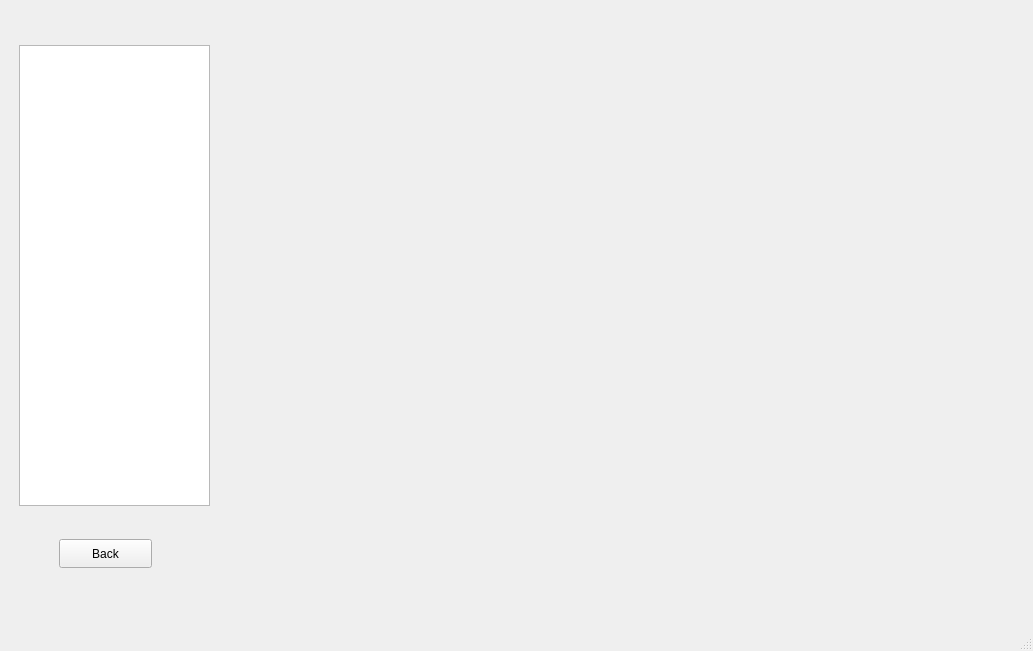
The window that mainwindow.ui (msiu7/Hockey-Simulation-Engine) describes before a commit, drawn with Qt 5.
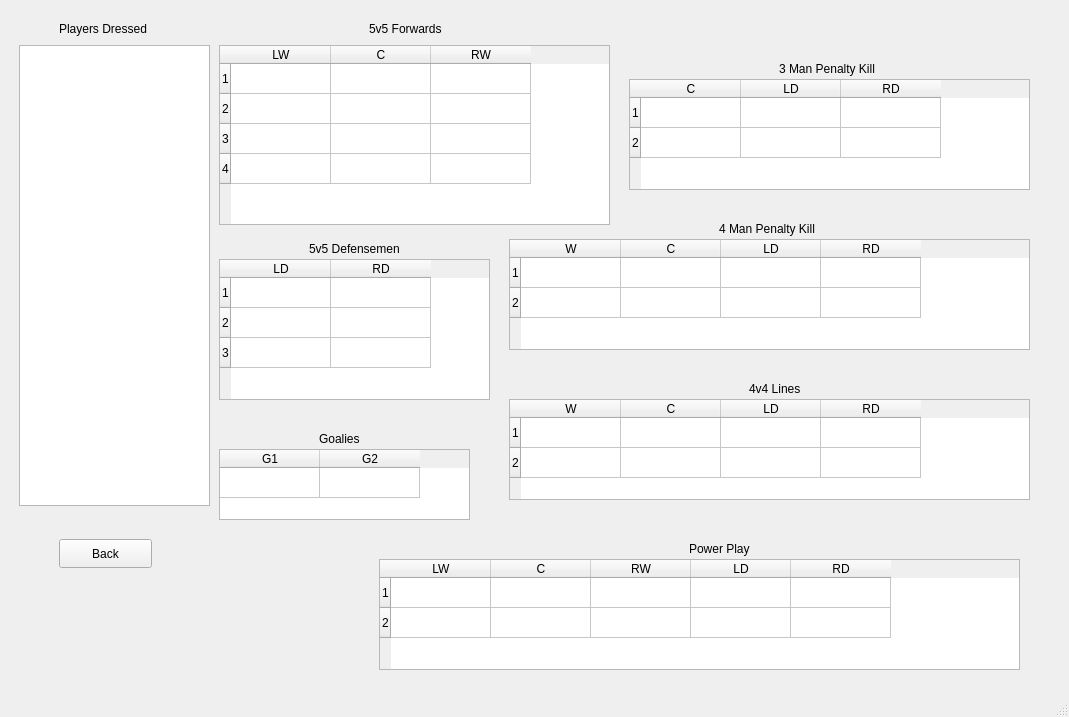
The same window after the commit. The open tabs and pages were chosen to show the change.

Commit message: messing with ui

Patch:
```diff
--- a/mainwindow.ui
+++ b/mainwindow.ui
@@ -6,8 +6,8 @@
    <rect>
     <x>0</x>
     <y>0</y>
-    <width>1033</width>
-    <height>651</height>
+    <width>1069</width>
+    <height>717</height>
    </rect>
   </property>
   <property name="windowTitle">
@@ -1336,6 +1336,405 @@
          <string>Back</string>
         </property>
        </widget>
+       <widget class="QTableWidget" name="forwards5v5TableWidget">
+        <property name="geometry">
+         <rect>
+          <x>210</x>
+          <y>36</y>
+          <width>391</width>
+          <height>180</height>
+         </rect>
+        </property>
+        <property name="verticalScrollBarPolicy">
+         <enum>Qt::ScrollBarPolicy::ScrollBarAlwaysOff</enum>
+        </property>
+        <property name="horizontalScrollBarPolicy">
+         <enum>Qt::ScrollBarPolicy::ScrollBarAlwaysOff</enum>
+        </property>
+        <property name="rowCount">
+         <number>4</number>
+        </property>
+        <property name="columnCount">
+         <number>3</number>
+        </property>
+        <row/>
+        <row/>
+        <row/>
+        <row/>
+        <column>
+         <property name="text">
+          <string>LW</string>
+         </property>
+        </column>
+        <column>
+         <property name="text">
+          <string>C</string>
+         </property>
+        </column>
+        <column>
+         <property name="text">
+          <string>RW</string>
+         </property>
+        </column>
+       </widget>
+       <widget class="QTableWidget" name="defense5v5TableWidget">
+        <property name="geometry">
+         <rect>
+          <x>210</x>
+          <y>250</y>
+          <width>271</width>
+          <height>141</height>
+         </rect>
+        </property>
+        <property name="lineWidth">
+         <number>1</number>
+        </property>
+        <property name="verticalScrollBarPolicy">
+         <enum>Qt::ScrollBarPolicy::ScrollBarAlwaysOff</enum>
+        </property>
+        <property name="horizontalScrollBarPolicy">
+         <enum>Qt::ScrollBarPolicy::ScrollBarAlwaysOff</enum>
+        </property>
+        <property name="rowCount">
+         <number>3</number>
+        </property>
+        <property name="columnCount">
+         <number>2</number>
+        </property>
+        <row/>
+        <row/>
+        <row/>
+        <column>
+         <property name="text">
+          <string>LD</string>
+         </property>
+        </column>
+        <column>
+         <property name="text">
+          <string>RD</string>
+         </property>
+        </column>
+       </widget>
+       <widget class="QTableWidget" name="goalieTableWidget">
+        <property name="geometry">
+         <rect>
+          <x>210</x>
+          <y>440</y>
+          <width>251</width>
+          <height>71</height>
+         </rect>
+        </property>
+        <property name="verticalScrollBarPolicy">
+         <enum>Qt::ScrollBarPolicy::ScrollBarAlwaysOff</enum>
+        </property>
+        <property name="horizontalScrollBarPolicy">
+         <enum>Qt::ScrollBarPolicy::ScrollBarAlwaysOff</enum>
+        </property>
+        <property name="rowCount">
+         <number>1</number>
+        </property>
+        <property name="columnCount">
+         <number>2</number>
+        </property>
+        <attribute name="verticalHeaderVisible">
+         <bool>false</bool>
+        </attribute>
+        <row>
+         <property name="text">
+          <string/>
+         </property>
+        </row>
+        <column>
+         <property name="text">
+          <string>G1</string>
+         </property>
+        </column>
+        <column>
+         <property name="text">
+          <string>G2</string>
+         </property>
+        </column>
+       </widget>
+       <widget class="QTableWidget" name="ppTableWidget">
+        <property name="geometry">
+         <rect>
+          <x>370</x>
+          <y>550</y>
+          <width>641</width>
+          <height>111</height>
+         </rect>
+        </property>
+        <property name="verticalScrollBarPolicy">
+         <enum>Qt::ScrollBarPolicy::ScrollBarAlwaysOff</enum>
+        </property>
+        <property name="horizontalScrollBarPolicy">
+         <enum>Qt::ScrollBarPolicy::ScrollBarAlwaysOff</enum>
+        </property>
+        <property name="rowCount">
+         <number>2</number>
+        </property>
+        <property name="columnCount">
+         <number>5</number>
+        </property>
+        <row/>
+        <row/>
+        <column>
+         <property name="text">
+          <string>LW</string>
+         </property>
+        </column>
+        <column>
+         <property name="text">
+          <string>C</string>
+         </property>
+        </column>
+        <column>
+         <property name="text">
+          <string>RW</string>
+         </property>
+        </column>
+        <column>
+         <property name="text">
+          <string>LD</string>
+         </property>
+        </column>
+        <column>
+         <property name="text">
+          <string>RD</string>
+         </property>
+        </column>
+       </widget>
+       <widget class="QTableWidget" name="pk4v5TableWidget">
+        <property name="geometry">
+         <rect>
+          <x>500</x>
+          <y>230</y>
+          <width>521</width>
+          <height>111</height>
+         </rect>
+        </property>
+        <property name="verticalScrollBarPolicy">
+         <enum>Qt::ScrollBarPolicy::ScrollBarAlwaysOff</enum>
+        </property>
+        <property name="horizontalScrollBarPolicy">
+         <enum>Qt::ScrollBarPolicy::ScrollBarAlwaysOff</enum>
+        </property>
+        <property name="rowCount">
+         <number>2</number>
+        </property>
+        <property name="columnCount">
+         <number>4</number>
+        </property>
+        <row/>
+        <row/>
+        <column>
+         <property name="text">
+          <string>W</string>
+         </property>
+        </column>
+        <column>
+         <property name="text">
+          <string>C</string>
+         </property>
+        </column>
+        <column>
+         <property name="text">
+          <string>LD</string>
+         </property>
+        </column>
+        <column>
+         <property name="text">
+          <string>RD</string>
+         </property>
+        </column>
+       </widget>
+       <widget class="QTableWidget" name="pk3v5TableWidget">
+        <property name="geometry">
+         <rect>
+          <x>620</x>
+          <y>70</y>
+          <width>401</width>
+          <height>111</height>
+         </rect>
+        </property>
+        <property name="verticalScrollBarPolicy">
+         <enum>Qt::ScrollBarPolicy::ScrollBarAlwaysOff</enum>
+        </property>
+        <property name="horizontalScrollBarPolicy">
+         <enum>Qt::ScrollBarPolicy::ScrollBarAlwaysOff</enum>
+        </property>
+        <property name="rowCount">
+         <number>2</number>
+        </property>
+        <property name="columnCount">
+         <number>3</number>
+        </property>
+        <row/>
+        <row/>
+        <column>
+         <property name="text">
+          <string>C</string>
+         </property>
+        </column>
+        <column>
+         <property name="text">
+          <string>LD</string>
+         </property>
+        </column>
+        <column>
+         <property name="text">
+          <string>RD</string>
+         </property>
+        </column>
+       </widget>
+       <widget class="QTableWidget" name="even4v4TableWidget">
+        <property name="geometry">
+         <rect>
+          <x>500</x>
+          <y>390</y>
+          <width>521</width>
+          <height>101</height>
+         </rect>
+        </property>
+        <property name="verticalScrollBarPolicy">
+         <enum>Qt::ScrollBarPolicy::ScrollBarAlwaysOff</enum>
+        </property>
+        <property name="horizontalScrollBarPolicy">
+         <enum>Qt::ScrollBarPolicy::ScrollBarAlwaysOff</enum>
+        </property>
+        <property name="rowCount">
+         <number>2</number>
+        </property>
+        <property name="columnCount">
+         <number>4</number>
+        </property>
+        <row/>
+        <row/>
+        <column>
+         <property name="text">
+          <string>W</string>
+         </property>
+        </column>
+        <column>
+         <property name="text">
+          <string>C</string>
+         </property>
+        </column>
+        <column>
+         <property name="text">
+          <string>LD</string>
+         </property>
+        </column>
+        <column>
+         <property name="text">
+          <string>RD</string>
+         </property>
+        </column>
+       </widget>
+       <widget class="QLabel" name="label_21">
+        <property name="geometry">
+         <rect>
+          <x>50</x>
+          <y>10</y>
+          <width>121</width>
+          <height>20</height>
+         </rect>
+        </property>
+        <property name="text">
+         <string>Players Dressed</string>
+        </property>
+       </widget>
+       <widget class="QLabel" name="label_22">
+        <property name="geometry">
+         <rect>
+          <x>360</x>
+          <y>10</y>
+          <width>111</width>
+          <height>20</height>
+         </rect>
+        </property>
+        <property name="text">
+         <string>5v5 Forwards</string>
+        </property>
+       </widget>
+       <widget class="QLabel" name="label_23">
+        <property name="geometry">
+         <rect>
+          <x>300</x>
+          <y>230</y>
+          <width>121</width>
+          <height>20</height>
+         </rect>
+        </property>
+        <property name="text">
+         <string>5v5 Defensemen</string>
+        </property>
+       </widget>
+       <widget class="QLabel" name="label_24">
+        <property name="geometry">
+         <rect>
+          <x>310</x>
+          <y>420</y>
+          <width>63</width>
+          <height>20</height>
+         </rect>
+        </property>
+        <property name="text">
+         <string>Goalies</string>
+        </property>
+       </widget>
+       <widget class="QLabel" name="label_25">
+        <property name="geometry">
+         <rect>
+          <x>770</x>
+          <y>50</y>
+          <width>131</width>
+          <height>20</height>
+         </rect>
+        </property>
+        <property name="text">
+         <string>3 Man Penalty Kill</string>
+        </property>
+       </widget>
+       <widget class="QLabel" name="label_26">
+        <property name="geometry">
+         <rect>
+          <x>710</x>
+          <y>210</y>
+          <width>131</width>
+          <height>20</height>
+         </rect>
+        </property>
+        <property name="text">
+         <string>4 Man Penalty Kill</string>
+        </property>
+       </widget>
+       <widget class="QLabel" name="label_27">
+        <property name="geometry">
+         <rect>
+          <x>740</x>
+          <y>370</y>
+          <width>63</width>
+          <height>20</height>
+         </rect>
+        </property>
+        <property name="text">
+         <string>4v4 Lines</string>
+        </property>
+       </widget>
+       <widget class="QLabel" name="label_28">
+        <property name="geometry">
+         <rect>
+          <x>680</x>
+          <y>530</y>
+          <width>101</width>
+          <height>20</height>
+         </rect>
+        </property>
+        <property name="text">
+         <string>Power Play</string>
+        </property>
+       </widget>
       </widget>
      </widget>
     </item>
```
Left out of the diff: 26 changed lines with no effect on the pictures. The commit also changes 1 other file.
